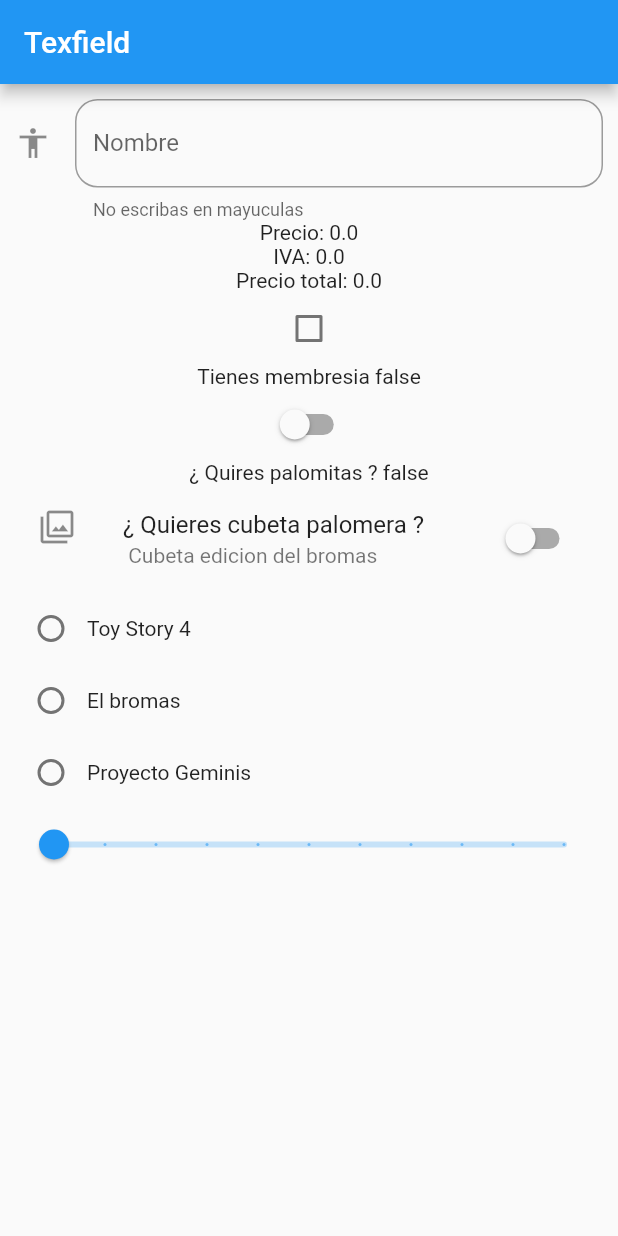
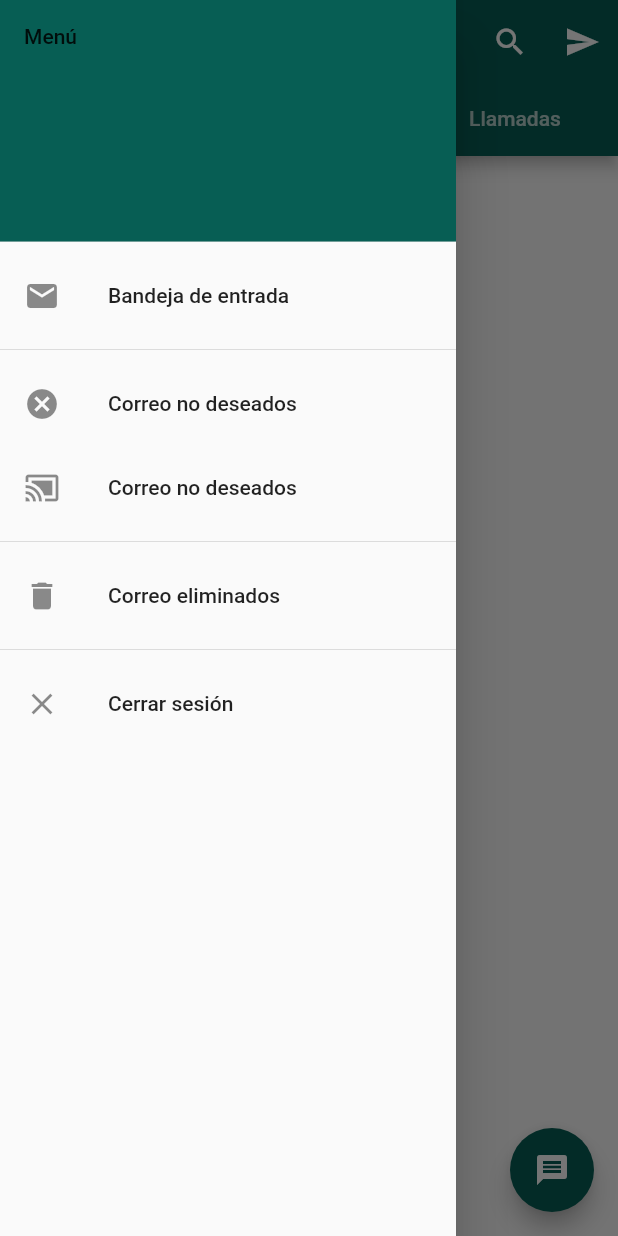
Before and after one commit to edg-ceron/flutter-first, a Flutter app: the screen it shows after launch, with the side drawer open (before the commit the screen has no drawer), on a phone screen of 412 x 824 dp. Run offline on Flutter 3.47's test engine with Material 2 defaults, Android fonts, the phone set to English and light mode, and no system bars.

Commit message:
Se crea maquetacion de la app de facebook

```diff
--- a/lib/main.dart
+++ b/lib/main.dart
@@ -1,142 +1,126 @@
 import 'package:flutter/material.dart';
 
-void main() => runApp(Controles());
 
+main() => runApp(Controles());
 
 class Controles extends StatefulWidget{
   @override
   State<StatefulWidget> createState() {
     return Estado();
   }
+
 }
 
 class Estado extends State{
-  double precio = 0, iva = 0, precioTotal = 0, satisfaccionCliente = 0;
-  bool tienesMembresia = false, palomitas = false, cubetaPalomera = false;
-  String pelicula = "";
+
+  String gestos='Gestos';
+
   @override
-  // TODO: implement widget
   Widget build(BuildContext context) {
     return MaterialApp(
-      home: Scaffold(
+      debugShowCheckedModeBanner: false,
+      home: DefaultTabController(
+        length: 3,
+        child: Scaffold(
         appBar: AppBar(
-          title: Text('Texfield'),
+          backgroundColor: Color.fromARGB(255, 7, 94, 84),
+          // leading: IconButton(
+          //   icon: Icon(Icons.arrow_back_ios),
+          //   onPressed: (){
+          //     print('te regresaste');
+          //   },
+          // ),
+          title: Text('Whatsapp'),
+          actions: <Widget>[
+            IconButton (
+              icon: Icon(Icons.search),
+              onPressed: () {
+                print('Seleccionaste el menu');
+              }
+            ),
+            IconButton (
+              icon: Icon(Icons.send),
+              onPressed: () {
+                print('Seleccionaste el menu');
+              }
+            )
+          ],
+          bottom: TabBar(
+            tabs: [
+              // Tab(child: Icon(Icons.camera_alt)),
+              Tab(child: Text('Chats'),),
+              Tab(child: Text('Estados'),),
+              Tab(child: Text('Llamadas'),)
+            ]
+          ),
         ),
         body:
-          Padding(
-            padding: const EdgeInsets.all(10.0),
-            child: Column(
-              children: <Widget> [
-                TextField(
-                onChanged: (event) {
-                  print('=>' + event);
-                  setState(() {
-                    precio = double.parse(event);
-                    iva = precio*0.16;
-                    precioTotal = precio*1.16;
-                  });
-                },
-                decoration: InputDecoration(
-                  icon: Icon(Icons.accessibility),
-                  labelText: 'Nombre',
-                  hintText: 'Escribe tu nombre',
-                  helperText: 'No escribas en mayuculas',
-                  border: OutlineInputBorder(
-                    borderRadius: BorderRadius.circular(15)
-                  )
+          TabBarView(
+            children: [
+
+              Center(child: Text('Mensajes escritos') ),
+              Center(child: Text('Estados') ),
+              Center(child: Text('Para llamar a contactos que tiene WhatsApp') ),
+            ],
+          ),
+          drawer: Drawer(
+            elevation: 16.0,
+            child: ListView(
+              children: <Widget>[
+                DrawerHeader(
+                  child: Text('Menú'),
+                  decoration: BoxDecoration(
+                    color: Color.fromARGB(255, 7, 94, 84)
+                  ),
                 ),
-              ),
-              Text('Precio: $precio'),
-              Text('IVA: $iva'),
-              Text('Precio total: $precioTotal'),
-              Checkbox(
-                value: tienesMembresia,
-                onChanged: (event) {
-                  print(event);
-                  setState(() {
-                    tienesMembresia= event;
-                  });
-                },
-              ),
-              Text('Tienes membresia $tienesMembresia'),
-              Switch(
-                value: palomitas,
-                onChanged: (event) {
-                  setState(() {
-                    palomitas = event;
-                  });
-                }
-              ),
-              Text('¿ Quires palomitas ? $palomitas'),
-              SwitchListTile(
-                value: cubetaPalomera,
-                title: Text('¿ Quieres cubeta palomera ? '),
-                subtitle: Text(' Cubeta edicion del bromas '),
-                secondary: Icon(Icons.filter),
-                onChanged: (event) {
-                  setState(() {
-                    cubetaPalomera = event;
-                  });
-                }
-              ),
-              Row(
-                children: <Widget>[
-                  Radio(
-                    value: 'Toy Story 4',
-                    groupValue: pelicula,
-                    onChanged: (event) {
-                      setState(() {
-                        pelicula = event;
-                      });
+                ListTile(
+                  leading: Icon(Icons.mail),
+                  title: Text('Bandeja de entrada'),
+                  onTap: () {
+                    print('Abriendo correos');
+                  },
+                ),
+                Divider(),
+                  ListTile(
+                    leading: Icon(Icons.cancel),
+                    title: Text('Correo no deseados'),
+                    onTap: () {
+                      print('Abriendo correos');
                     },
                   ),
-                  Text('Toy Story 4')
-                ],
-              ),
-              Row(
-                children: <Widget>[
-                  Radio(
-                    value: 'El bromas',
-                    groupValue: pelicula,
-                    onChanged: (event) {
-                      setState(() {
-                        pelicula = event;
-                      });
+                  ListTile(
+                    leading: Icon(Icons.cast_connected),
+                    title: Text('Correo no deseados'),
+                    onTap: () {
+                      print('Abriendo Correo no deseados');
                     },
                   ),
-                  Text('El bromas')
-                ],
-              ),
-              Row(
-                children: <Widget>[
-                  Radio(
-                    value: 'Proyecto Geminis',
-                    groupValue: pelicula,
-                    onChanged: (event) {
-                      setState(() {
-                        pelicula = event;
-                      });
+                  Divider(),
+                  ListTile(
+                    leading: Icon(Icons.delete),
+                    title: Text('Correo eliminados'),
+                    onTap: () {
+                      print('Abriendo Correo eliminados');
                     },
                   ),
-                  Text('Proyecto Geminis')
-                ],
-              ),
-              Slider(
-                value: satisfaccionCliente,
-                min: 0,
-                max: 10,
-                divisions: 10,
-                label: 'Calificacion $satisfaccionCliente',
-                onChanged: (event) {
-                  setState(() {
-                    satisfaccionCliente = event;
-                  });
-                },
-              )
-            ]
-          )
-        )
+                  Divider(),
+                  ListTile(
+                    leading: Icon(Icons.close),
+                    title: Text('Cerrar sesión'),
+                    onTap: () {
+                      print('Abriendo errar sesión');
+                    },
+                  )
+              ],
+            ),
+          ),
+         floatingActionButton: FloatingActionButton(
+           child: Icon(Icons.message),
+           backgroundColor: Color.fromARGB(255,7,94,84),
+         ),
+       )
       )
     );
   }
+
 }
```
